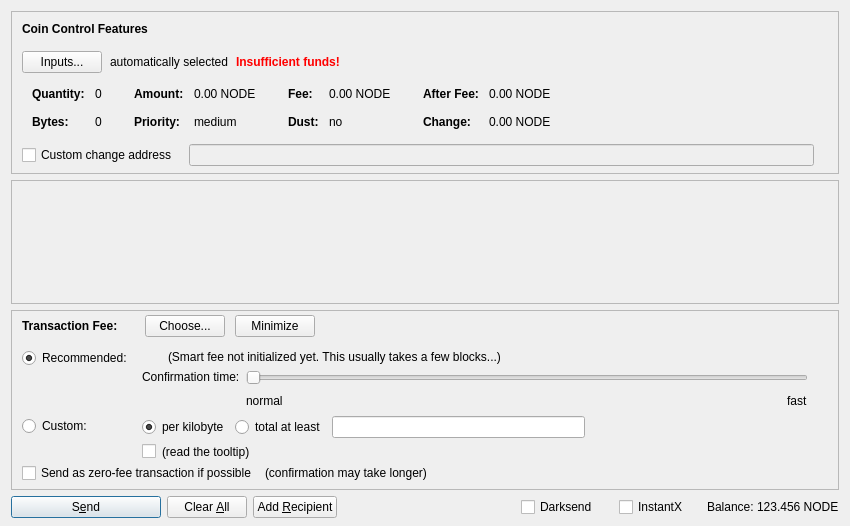
Qt form src/qt/forms/sendcoinsdialog.ui (bitnodes/bitnodespro) before a commit.
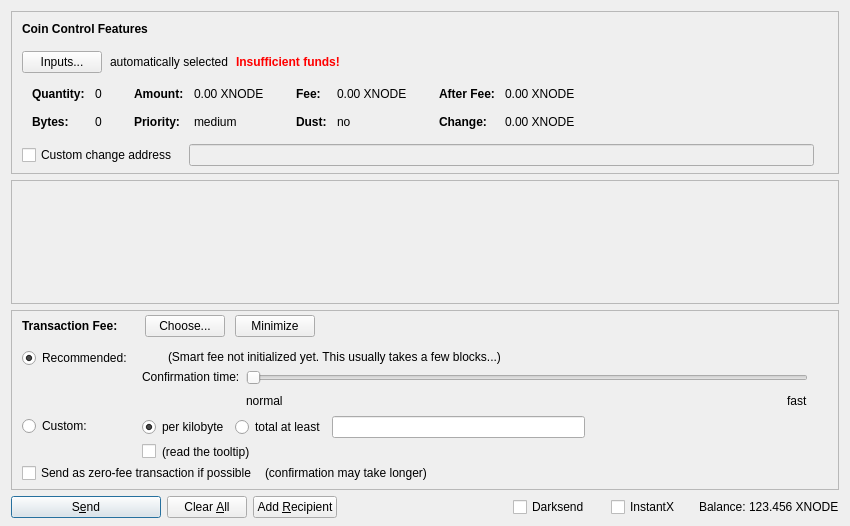
The same form after that commit. Icons and pictures are not drawn. Custom widgets are drawn as their Qt base class.

Diff of the .ui file:
```diff
--- a/src/qt/forms/sendcoinsdialog.ui
+++ b/src/qt/forms/sendcoinsdialog.ui
@@ -324,7 +324,7 @@
                   <enum>Qt::ActionsContextMenu</enum>
                  </property>
                  <property name="text">
-                  <string notr="true">0.00 NODE</string>
+                  <string notr="true">0.00 XNODE</string>
                  </property>
                  <property name="textInteractionFlags">
                   <set>Qt::LinksAccessibleByMouse|Qt::TextSelectableByKeyboard|Qt::TextSelectableByMouse</set>
@@ -404,7 +404,7 @@
                   <enum>Qt::ActionsContextMenu</enum>
                  </property>
                  <property name="text">
-                  <string notr="true">0.00 NODE</string>
+                  <string notr="true">0.00 XNODE</string>
                  </property>
                  <property name="textInteractionFlags">
                   <set>Qt::LinksAccessibleByMouse|Qt::TextSelectableByKeyboard|Qt::TextSelectableByMouse</set>
@@ -484,7 +484,7 @@
                   <enum>Qt::ActionsContextMenu</enum>
                  </property>
                  <property name="text">
-                  <string notr="true">0.00 NODE</string>
+                  <string notr="true">0.00 XNODE</string>
                  </property>
                  <property name="textInteractionFlags">
                   <set>Qt::LinksAccessibleByMouse|Qt::TextSelectableByKeyboard|Qt::TextSelectableByMouse</set>
@@ -513,7 +513,7 @@
                   <enum>Qt::ActionsContextMenu</enum>
                  </property>
                  <property name="text">
-                  <string notr="true">0.00 NODE</string>
+                  <string notr="true">0.00 XNODE</string>
                  </property>
                  <property name="textInteractionFlags">
                   <set>Qt::LinksAccessibleByMouse|Qt::TextSelectableByKeyboard|Qt::TextSelectableByMouse</set>
@@ -1378,7 +1378,7 @@
           <cursorShape>IBeamCursor</cursorShape>
          </property>
          <property name="text">
-          <string notr="true">123.456 NODE</string>
+          <string notr="true">123.456 XNODE</string>
          </property>
          <property name="textInteractionFlags">
           <set>Qt::LinksAccessibleByMouse|Qt::TextSelectableByKeyboard|Qt::TextSelectableByMouse</set>
```
Left out of the diff: 14 changed lines with no effect on the pictures.
